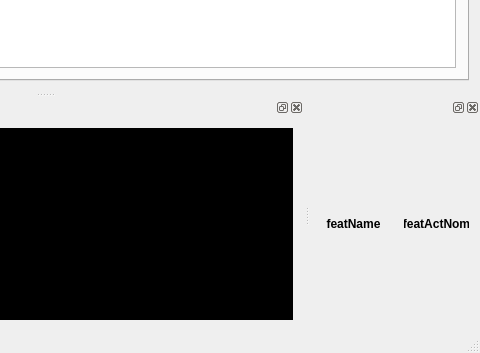
Old version of the form ui/mainwindow.ui in the repository OpenIndy/OpenIndy; both pictures show x 601 to 1081 and y 304 to 657 of the 1081 by 657 pixel window.
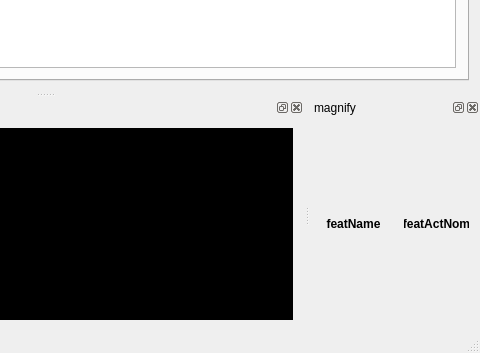
New version of the form. Icons and pictures are not drawn.

Commit message: change order of tabs for console and magnify bugfix show actual / nominal state of feature in magnify

```diff
--- a/ui/mainwindow.ui
+++ b/ui/mainwindow.ui
@@ -753,6 +753,9 @@
    <addaction name="actionCreate_pointcloud"/>
   </widget>
   <widget class="QDockWidget" name="dockWidget_magnify">
+   <property name="windowTitle">
+    <string>magnify</string>
+   </property>
    <attribute name="dockWidgetArea">
     <number>8</number>
    </attribute>
```
The commit also changes 1 other file.
